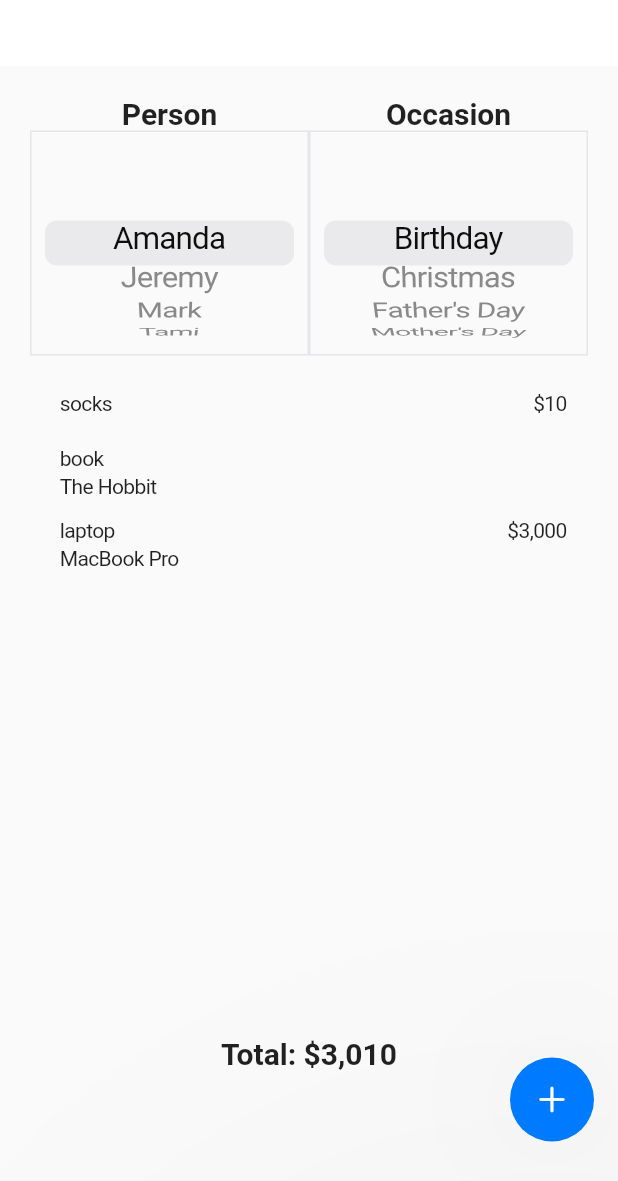
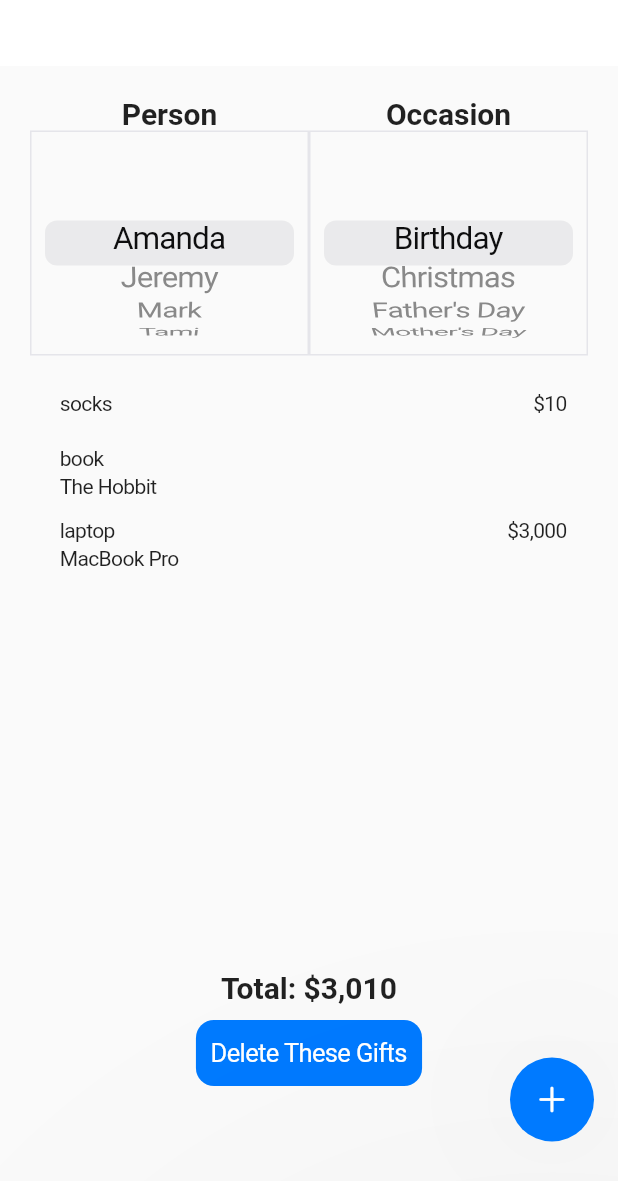
Before and after one commit to mvolkmann/flutter-gift-track, a Flutter app: the GiftsPage screen opened directly, on a phone screen of 412 x 824 dp. Shown: the top 1181 px of the screen. Run offline on Flutter 3.47's test engine with Material 2 defaults, Android fonts, the phone set to English and light mode, and no system bars; our stand-ins replace flutter_colorpicker, geolocator, google_maps_flutter, image_picker, modal_bottom_sheet, shared_preferences and 1 more; missing offline and left inert: cupertino_list_tile, just_debounce_it; accounts and stored records are empty.

Commit message:
progress on GiftsPage deleteTheseGifts

```diff
--- a/lib/pages/gifts_page.dart
+++ b/lib/pages/gifts_page.dart
@@ -10,6 +10,7 @@ import '../models/gift.dart';
 import '../models/occasion.dart';
 import '../models/person.dart';
 import '../widgets/gift_pickers.dart';
+import '../widgets/my_button.dart';
 import '../widgets/my_fab.dart';
 import '../widgets/my_list_tile.dart';
 import '../util.dart' show formatPrice;
@@ -69,8 +70,17 @@ class _GiftsPageState extends State<GiftsPage> {
               Spacer(),
               Text(
                 'Total: ${formatPrice(getTotal())}',
-                style: TextStyle(fontSize: 20, fontWeight: FontWeight.bold),
-              ).margin(EdgeInsets.only(bottom: 90)),
+                style: TextStyle(
+                  fontSize: 20,
+                  fontWeight: FontWeight.bold,
+                ),
+              ),
+              MyButton(
+                filled: true,
+                text: 'Delete These Gifts',
+                onPressed: deleteTheseGifts,
+                padding: EdgeInsets.symmetric(horizontal: 10),
+              ).margin(EdgeInsets.only(bottom: 80, top: 10)),
             ],
           );
         },
@@ -89,6 +99,10 @@ class _GiftsPageState extends State<GiftsPage> {
         title: gift.name,
         trailing: formatPrice(gift.price),
       );
+
+  void deleteTheseGifts() {
+    print('gifts_page.dart deleteTheseGifts: entered');
+  }
 
   int getTotal() =>
       gifts.fold(0, (int acc, Gift gift) => acc + (gift.price ?? 0));
```
